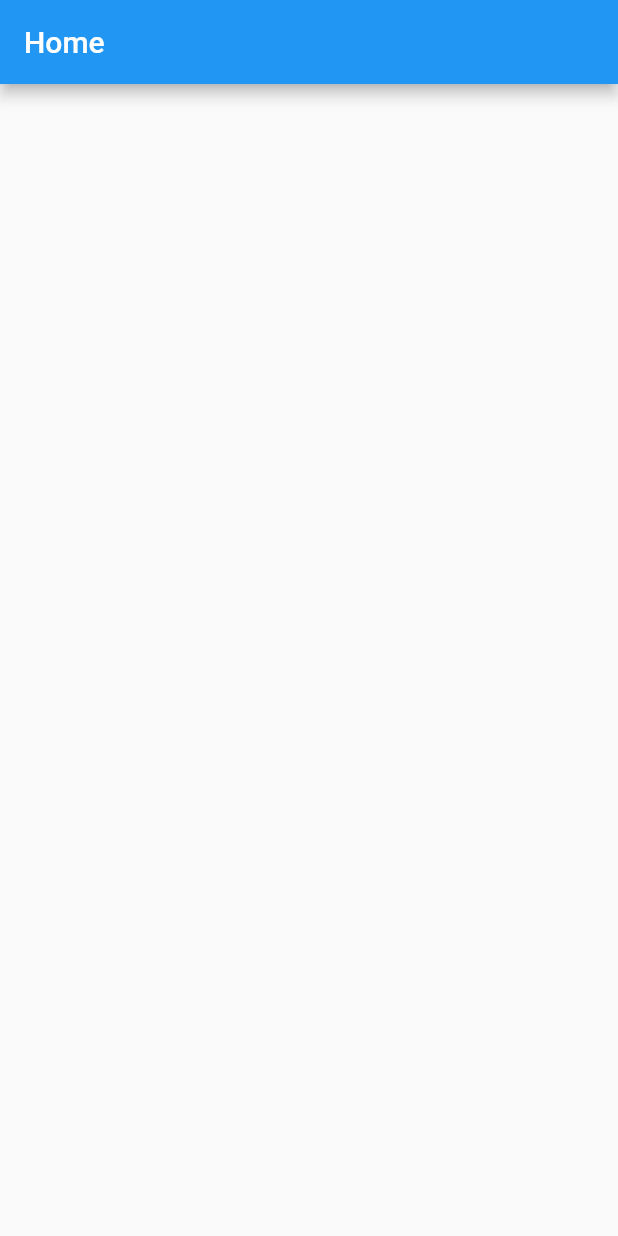
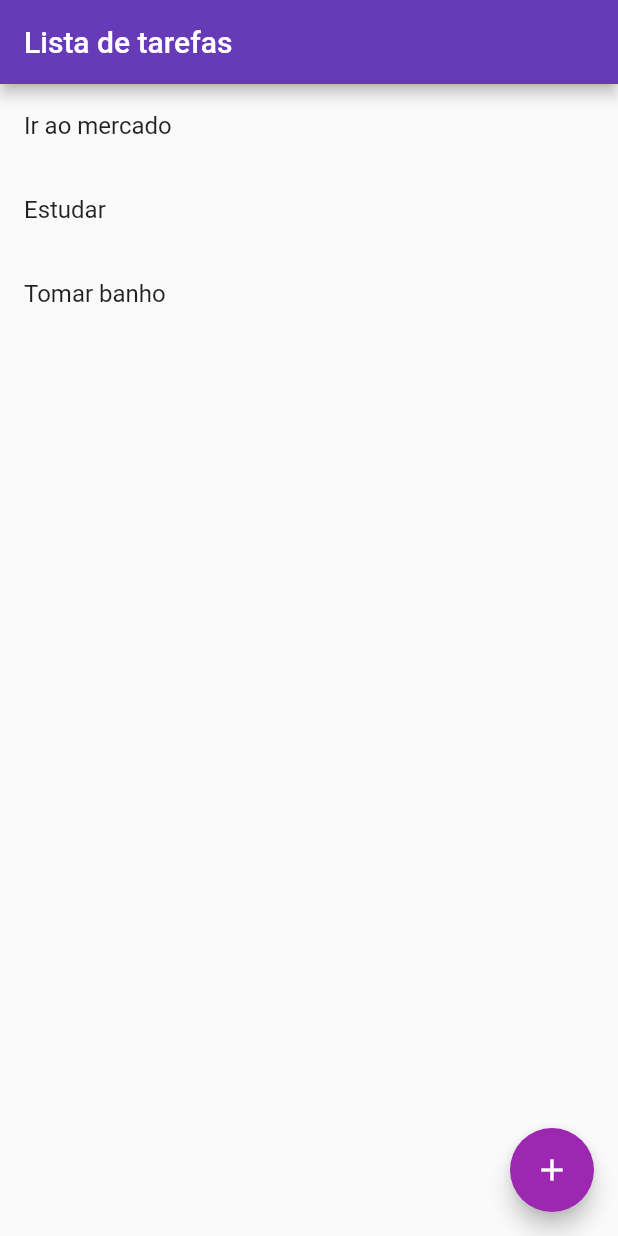
Before and after one commit to Queonias/entrada_de_dados, a Flutter app: the screen it shows after launch, on a phone screen of 412 x 824 dp. Run offline on Flutter 3.47's test engine with Material 2 defaults, Android fonts, the phone set to English and light mode, and no system bars.

Commit message:
111. #App8 Lista de tarefas - Criando interface

```diff
--- a/lib/home.dart
+++ b/lib/home.dart
@@ -8,11 +8,57 @@
 }
 
 class _HomeState extends State<Home> {
+  final List _listaTarefas = ["Ir ao mercado", "Estudar", "Tomar banho"];
   @override
   Widget build(BuildContext context) {
     return Scaffold(
       appBar: AppBar(
-        title: const Text("Home"),
+        title: const Text("Lista de tarefas"),
+        backgroundColor: Colors.deepPurple,
+      ),
+      floatingActionButtonLocation: FloatingActionButtonLocation.endFloat,
+      floatingActionButton: FloatingActionButton(
+        backgroundColor: Colors.purple,
+        onPressed: () {
+          showDialog(
+            context: context,
+            builder: (context) {
+              return AlertDialog(
+                title: const Text("Adcionar tarefa"),
+                content: TextField(
+                  decoration:
+                      const InputDecoration(labelText: "Digite sua tarefa"),
+                  onChanged: (value) {},
+                ),
+                actions: [
+                  TextButton(
+                      onPressed: () {
+                        Navigator.pop(context);
+                      },
+                      child: const Text("Salvar")),
+                  TextButton(
+                      onPressed: () => Navigator.pop(context),
+                      child: const Text("Cancelar"))
+                ],
+              );
+            },
+          );
+        },
+        child: const Icon(Icons.add),
+      ),
+      body: Column(
+        children: [
+          Expanded(
+            child: ListView.builder(
+              itemCount: _listaTarefas.length,
+              itemBuilder: (context, index) {
+                return ListTile(
+                  title: Text(_listaTarefas[index]),
+                );
+              },
+            ),
+          ),
+        ],
       ),
     );
   }
--- a/lib/main.dart
+++ b/lib/main.dart
@@ -3,6 +3,7 @@
 
 void main() {
   runApp(const MaterialApp(
+    debugShowCheckedModeBanner: false,
     home: Home(),
   ));
 }
```
